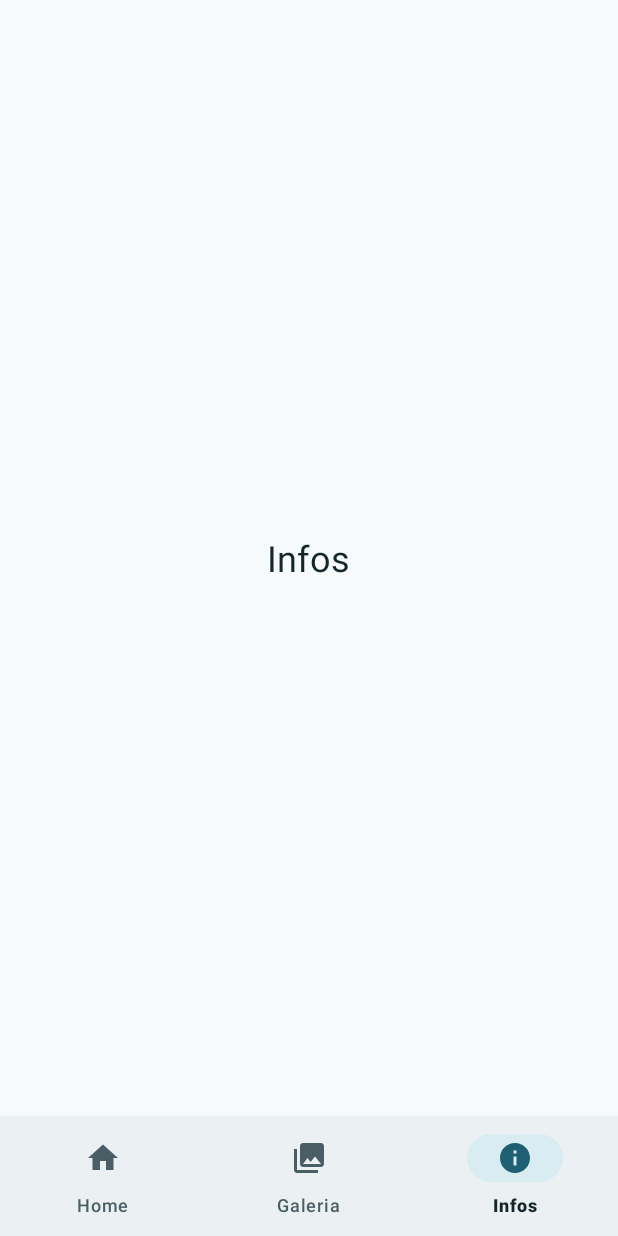
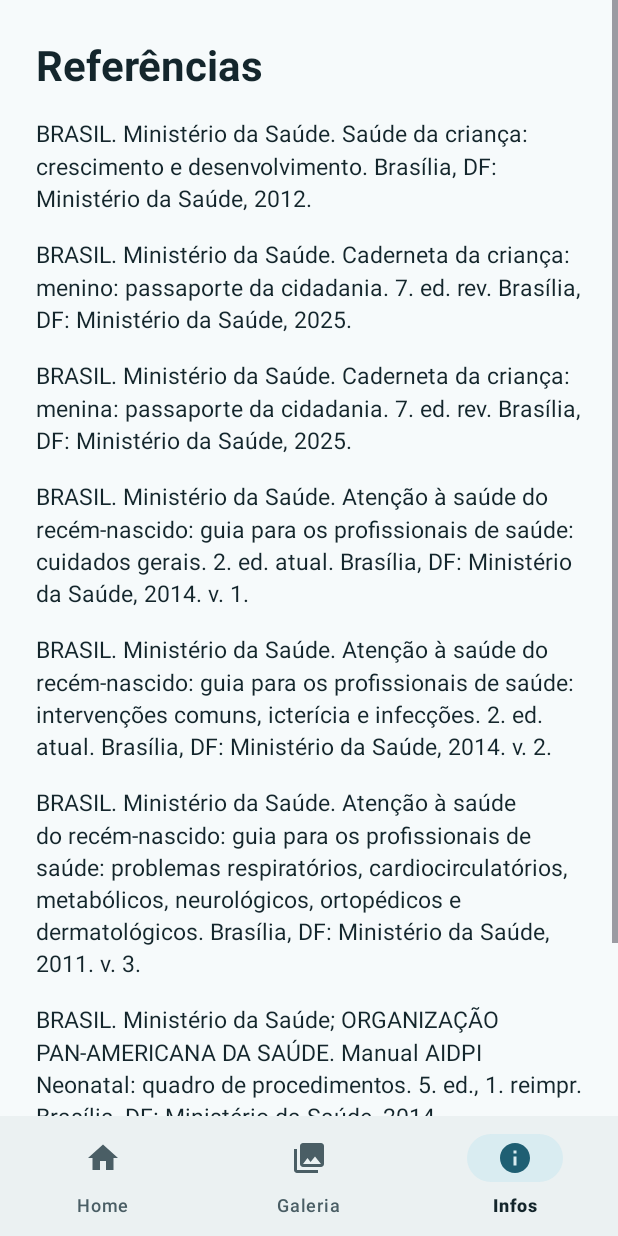
Before and after one commit to OakTreexz/App_Ninho, an Android app: the screen it shows after launch (MainActivity), item 3 of the bottom bar chosen, on a phone screen of 412 x 824 dp. Run offline under Robolectric (Android 15) with nearby library versions, the phone set to English and light mode, and no system bars.

Commit message:
feat: adiciona as referências na aba Infos

```diff
--- /dev/null
+++ b/app/src/main/java/com/example/app_ninho/InfosFragment.java
@@ -0,0 +1,21 @@
+package com.example.app_ninho;
+
+import android.os.Bundle;
+import android.view.LayoutInflater;
+import android.view.View;
+import android.view.ViewGroup;
+
+import androidx.annotation.NonNull;
+import androidx.annotation.Nullable;
+import androidx.fragment.app.Fragment;
+
+/** Aba Infos: por enquanto mostra as referências bibliográficas do conteúdo. */
+public class InfosFragment extends Fragment {
+
+    @Nullable
+    @Override
+    public View onCreateView(@NonNull LayoutInflater inflater, @Nullable ViewGroup container,
+                             @Nullable Bundle savedInstanceState) {
+        return inflater.inflate(R.layout.fragment_infos, container, false);
+    }
+}
--- a/app/src/main/java/com/example/app_ninho/MainActivity.java
+++ b/app/src/main/java/com/example/app_ninho/MainActivity.java
@@ -48,7 +48,7 @@ public class MainActivity extends AppCompatActivity {
         } else if (itemId == R.id.nav_galeria) {
             return new GaleriaFragment();
         } else if (itemId == R.id.nav_infos) {
-            return TelaProvisoriaFragment.novo(getString(R.string.nav_infos));
+            return new InfosFragment();
         }
         return null;
     }
--- /dev/null
+++ b/app/src/main/res/layout/fragment_infos.xml
@@ -0,0 +1,97 @@
+<?xml version="1.0" encoding="utf-8"?>
+<ScrollView xmlns:android="http://schemas.android.com/apk/res/android"
+    android:layout_width="match_parent"
+    android:layout_height="match_parent"
+    android:fillViewport="true">
+
+    <LinearLayout
+        android:layout_width="match_parent"
+        android:layout_height="wrap_content"
+        android:orientation="vertical"
+        android:paddingStart="24dp"
+        android:paddingTop="24dp"
+        android:paddingEnd="24dp"
+        android:paddingBottom="24dp">
+
+        <TextView
+            android:layout_width="match_parent"
+            android:layout_height="wrap_content"
+            android:text="Referências"
+            android:textColor="?attr/colorOnSurface"
+            android:textSize="28sp"
+            android:textStyle="bold" />
+
+        <TextView
+            android:layout_width="match_parent"
+            android:layout_height="wrap_content"
+            android:layout_marginTop="16dp"
+            android:lineSpacingMultiplier="1.2"
+            android:text="BRASIL. Ministério da Saúde. Saúde da criança: crescimento e desenvolvimento. Brasília, DF: Ministério da Saúde, 2012."
+            android:textColor="?attr/colorOnSurface"
+            android:textSize="15sp" />
+
+        <TextView
+            android:layout_width="match_parent"
+            android:layout_height="wrap_content"
+            android:layout_marginTop="16dp"
+            android:lineSpacingMultiplier="1.2"
+            android:text="BRASIL. Ministério da Saúde. Caderneta da criança: menino: passaporte da cidadania. 7. ed. rev. Brasília, DF: Ministério da Saúde, 2025."
+            android:textColor="?attr/colorOnSurface"
+            android:textSize="15sp" />
+
+        <TextView
+            android:layout_width="match_parent"
+            android:layout_height="wrap_content"
+            android:layout_marginTop="16dp"
+            android:lineSpacingMultiplier="1.2"
+            android:text="BRASIL. Ministério da Saúde. Caderneta da criança: menina: passaporte da cidadania. 7. ed. rev. Brasília, DF: Ministério da Saúde, 2025."
+            android:textColor="?attr/colorOnSurface"
+            android:textSize="15sp" />
+
+        <TextView
+            android:layout_width="match_parent"
+            android:layout_height="wrap_content"
+            android:layout_marginTop="16dp"
+            android:lineSpacingMultiplier="1.2"
+            android:text="BRASIL. Ministério da Saúde. Atenção à saúde do recém-nascido: guia para os profissionais de saúde: cuidados gerais. 2. ed. atual. Brasília, DF: Ministério da Saúde, 2014. v. 1."
+            android:textColor="?attr/colorOnSurface"
+            android:textSize="15sp" />
+
+        <TextView
+            android:layout_width="match_parent"
+            android:layout_height="wrap_content"
+            android:layout_marginTop="16dp"
+            android:lineSpacingMultiplier="1.2"
+            android:text="BRASIL. Ministério da Saúde. Atenção à saúde do recém-nascido: guia para os profissionais de saúde: intervenções comuns, icterícia e infecções. 2. ed. atual. Brasília, DF: Ministério da Saúde, 2014. v. 2."
+            android:textColor="?attr/colorOnSurface"
+            android:textSize="15sp" />
+
+        <TextView
+            android:layout_width="match_parent"
+            android:layout_height="wrap_content"
+            android:layout_marginTop="16dp"
+            android:lineSpacingMultiplier="1.2"
+            android:text="BRASIL. Ministério da Saúde. Atenção à saúde do recém-nascido: guia para os profissionais de saúde: problemas respiratórios, cardiocirculatórios, metabólicos, neurológicos, ortopédicos e dermatológicos. Brasília, DF: Ministério da Saúde, 2011. v. 3."
+            android:textColor="?attr/colorOnSurface"
+            android:textSize="15sp" />
+
+        <TextView
+            android:layout_width="match_parent"
+            android:layout_height="wrap_content"
+            android:layout_marginTop="16dp"
+            android:lineSpacingMultiplier="1.2"
+            android:text="BRASIL. Ministério da Saúde; ORGANIZAÇÃO PAN-AMERICANA DA SAÚDE. Manual AIDPI Neonatal: quadro de procedimentos. 5. ed., 1. reimpr. Brasília, DF: Ministério da Saúde, 2014."
+            android:textColor="?attr/colorOnSurface"
+            android:textSize="15sp" />
+
+        <TextView
+            android:layout_width="match_parent"
+            android:layout_height="wrap_content"
+            android:layout_marginTop="16dp"
+            android:lineSpacingMultiplier="1.2"
+            android:text="SOCIEDADE BRASILEIRA DE PEDIATRIA. Departamento Científico de Neonatologia. Manual de seguimento do recém-nascido de alto risco. 2. ed. São Paulo: SBP, 2024."
+            android:textColor="?attr/colorOnSurface"
+            android:textSize="15sp" />
+
+    </LinearLayout>
+</ScrollView>
```
Also changed, not shown: 2 other files.
